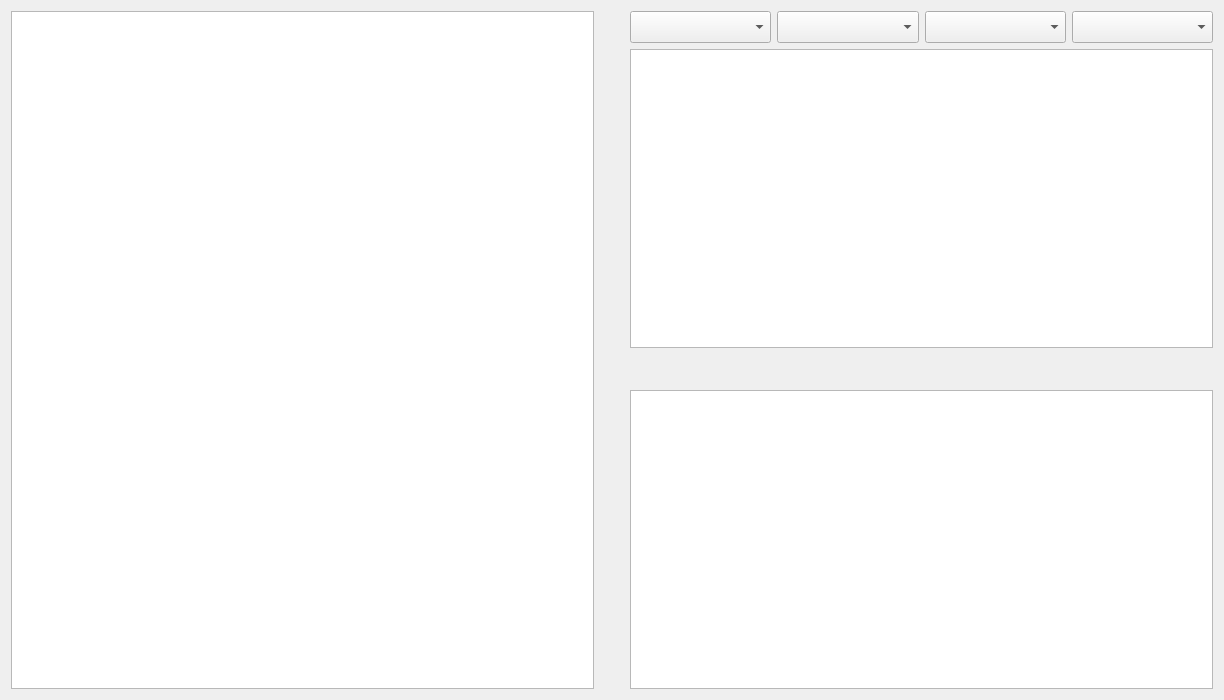
Qt form exam/form.ui (scientist19/exam-sem2) before a commit.
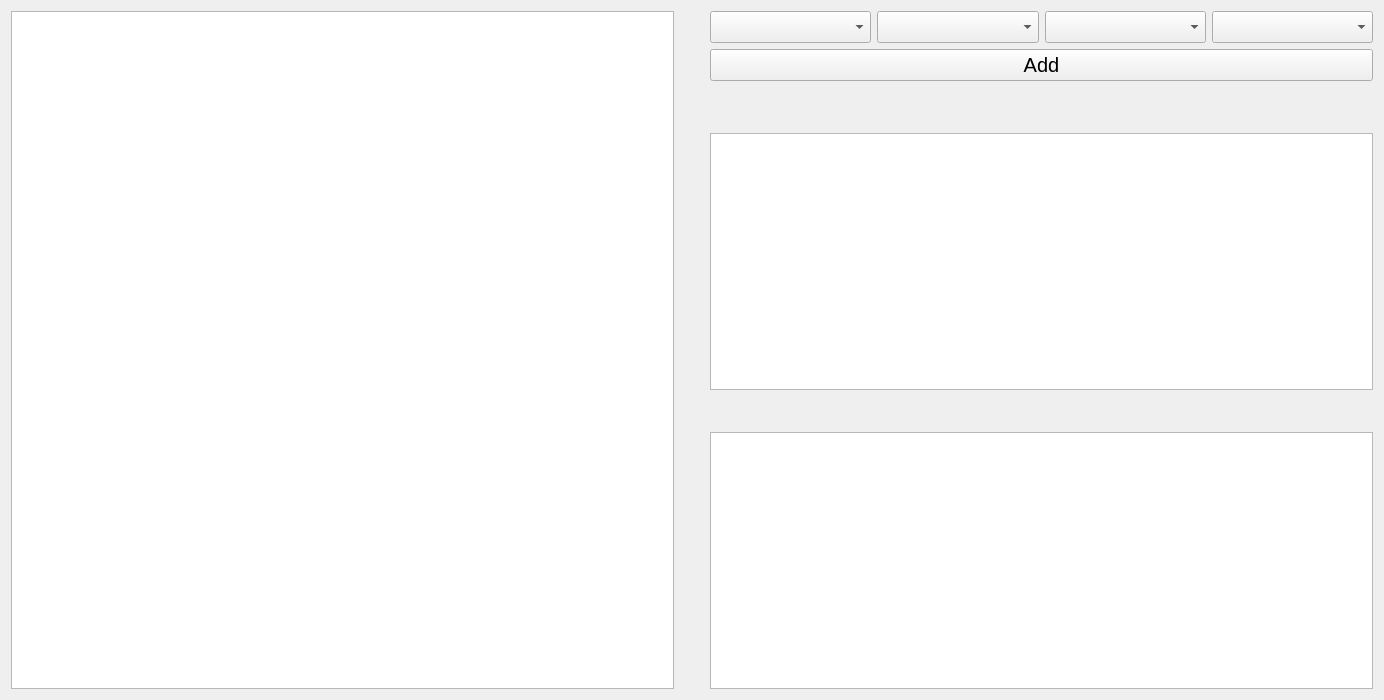
The same form after that commit.

Commit message: Implemented add button

What changed in the file:
```diff
--- a/exam/form.ui
+++ b/exam/form.ui
@@ -6,7 +6,7 @@
    <rect>
     <x>0</x>
     <y>0</y>
-    <width>1224</width>
+    <width>1384</width>
     <height>700</height>
    </rect>
   </property>
@@ -19,22 +19,37 @@
    <string>Form</string>
   </property>
   <layout class="QGridLayout" name="gridLayout">
-   <item row="1" column="2">
-    <widget class="QTextEdit" name="console"/>
-   </item>
-   <item row="0" column="0" rowspan="4">
+   <item row="0" column="0" rowspan="6">
     <widget class="QTextEdit" name="display">
+     <property name="verticalScrollBarPolicy">
+      <enum>Qt::ScrollBarAsNeeded</enum>
+     </property>
+     <property name="horizontalScrollBarPolicy">
+      <enum>Qt::ScrollBarAsNeeded</enum>
+     </property>
+     <property name="sizeAdjustPolicy">
+      <enum>QAbstractScrollArea::AdjustIgnored</enum>
+     </property>
+     <property name="autoFormatting">
+      <set>QTextEdit::AutoNone</set>
+     </property>
+     <property name="tabChangesFocus">
+      <bool>false</bool>
+     </property>
      <property name="readOnly">
       <bool>true</bool>
      </property>
+     <property name="html">
+      <string>&lt;!DOCTYPE HTML PUBLIC &quot;-//W3C//DTD HTML 4.0//EN&quot; &quot;http://www.w3.org/TR/REC-html40/strict.dtd&quot;&gt;
+&lt;html&gt;&lt;head&gt;&lt;meta name=&quot;qrichtext&quot; content=&quot;1&quot; /&gt;&lt;style type=&quot;text/css&quot;&gt;
+p, li { white-space: pre-wrap; }
+&lt;/style&gt;&lt;/head&gt;&lt;body style=&quot; font-family:'MS Shell Dlg 2'; font-size:15pt; font-weight:400; font-style:normal;&quot;&gt;
+&lt;p style=&quot;-qt-paragraph-type:empty; margin-top:0px; margin-bottom:0px; margin-left:0px; margin-right:0px; -qt-block-indent:0; text-indent:0px;&quot;&gt;&lt;br /&gt;&lt;/p&gt;&lt;/body&gt;&lt;/html&gt;</string>
+     </property>
     </widget>
    </item>
    <item row="3" column="2">
-    <widget class="QTextEdit" name="helpMe">
-     <property name="readOnly">
-      <bool>true</bool>
-     </property>
-    </widget>
+    <widget class="QTextEdit" name="console"/>
    </item>
    <item row="0" column="1">
     <spacer name="horizontalSpacer">
@@ -52,6 +67,29 @@
      </property>
     </spacer>
    </item>
+   <item row="5" column="2">
+    <widget class="QTextEdit" name="helpMe">
+     <property name="readOnly">
+      <bool>true</bool>
+     </property>
+    </widget>
+   </item>
+   <item row="4" column="2">
+    <spacer name="verticalSpacer">
+     <property name="orientation">
+      <enum>Qt::Vertical</enum>
+     </property>
+     <property name="sizeType">
+      <enum>QSizePolicy::Maximum</enum>
+     </property>
+     <property name="sizeHint" stdset="0">
+      <size>
+       <width>20</width>
+       <height>30</height>
+      </size>
+     </property>
+    </spacer>
+   </item>
    <item row="0" column="2">
     <layout class="QHBoxLayout" name="horizontalLayout">
      <item>
@@ -68,8 +106,15 @@
      </item>
     </layout>
    </item>
+   <item row="1" column="2">
+    <widget class="QPushButton" name="addButton">
+     <property name="text">
+      <string>Add</string>
+     </property>
+    </widget>
+   </item>
    <item row="2" column="2">
-    <spacer name="verticalSpacer">
+    <spacer name="verticalSpacer_2">
      <property name="orientation">
       <enum>Qt::Vertical</enum>
      </property>
@@ -79,7 +124,7 @@
      <property name="sizeHint" stdset="0">
       <size>
        <width>20</width>
-       <height>30</height>
+       <height>40</height>
       </size>
      </property>
     </spacer>
```
Left out of the diff: 21 changed lines with no effect on the pictures. The commit also changes 8 other files.
